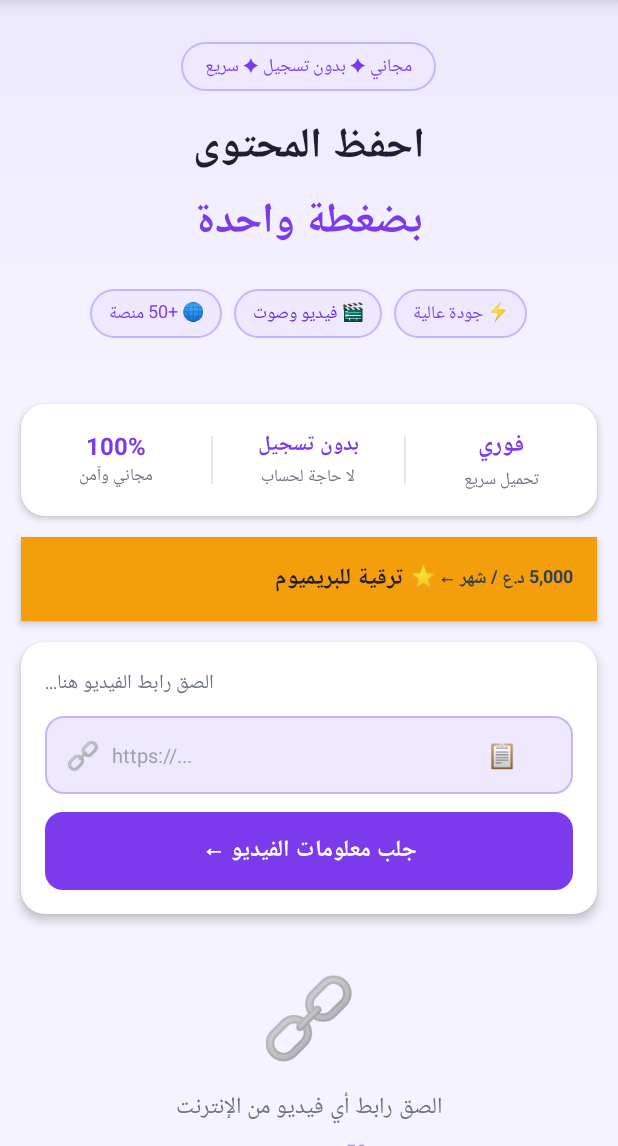
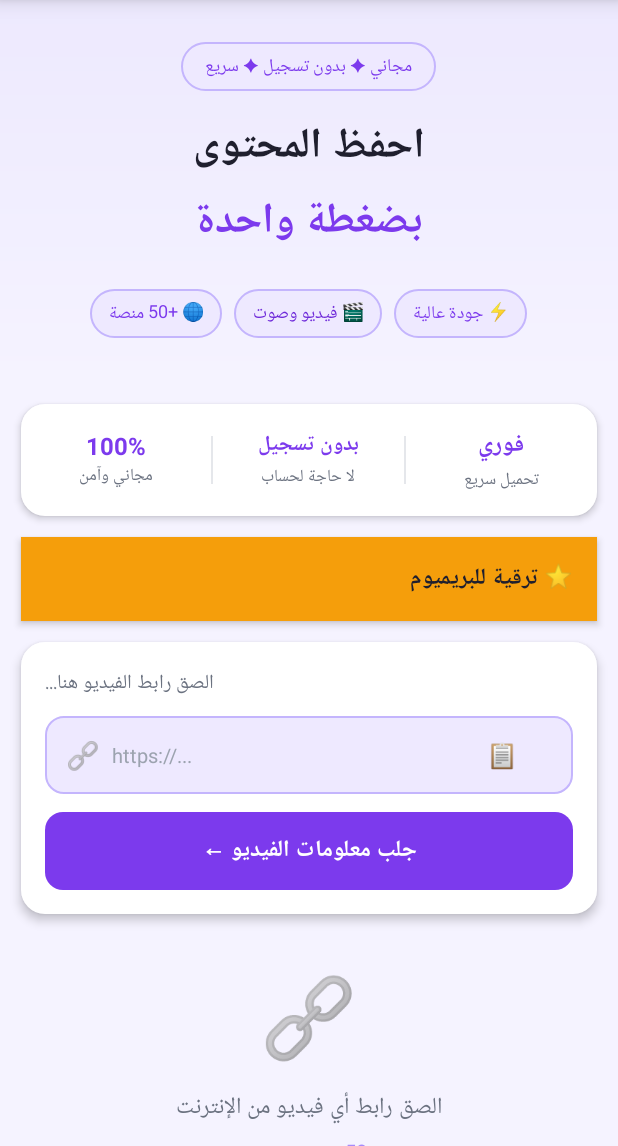
Before and after one commit to Ahmedmutlag/VIP-, an Android app: the screen it shows after launch (MainActivity), on a phone screen of 412 x 824 dp, the part 90-1236 px from its top. Run offline under Robolectric (Android 15) with nearby library versions, the phone set to English and light mode, and no system bars; our stand-ins replace AdMob; pictures from the network do not load; 1 statement that could not run was skipped.

Commit message:
fix: hide price label from premium banner

```diff
--- a/android-app/app/src/main/java/com/nazzilhaplus/app/MainActivity.java
+++ b/android-app/app/src/main/java/com/nazzilhaplus/app/MainActivity.java
@@ -502,12 +502,8 @@ public class MainActivity extends AppCompatActivity {
 
     private void refreshPremiumButton() {
         if (isPremiumActive()) {
-            SharedPreferences p = getPrefs();
-            String exp = p.getString("premium_expires", "");
-            premiumBtnSub.setText("مفعّل حتى " + exp.substring(0, Math.min(10, exp.length())) + " ✓");
             premiumBtn.setBackgroundColor(android.graphics.Color.parseColor("#16A34A"));
         } else {
-            premiumBtnSub.setText("5,000 د.ع / شهر ←");
             premiumBtn.setBackgroundColor(android.graphics.Color.parseColor("#F59E0B"));
         }
     }
--- a/android-app/app/src/main/res/layout/activity_main.xml
+++ b/android-app/app/src/main/res/layout/activity_main.xml
@@ -266,10 +266,11 @@
                     android:id="@+id/premiumBtnSub"
                     android:layout_width="wrap_content"
                     android:layout_height="wrap_content"
-                    android:text="5,000 د.ع / شهر ←"
+                    android:text=""
                     android:textSize="12sp"
                     android:textColor="#374151"
-                    android:textStyle="bold" />
+                    android:textStyle="bold"
+                    android:visibility="gone" />
 
             </LinearLayout>
 
```
